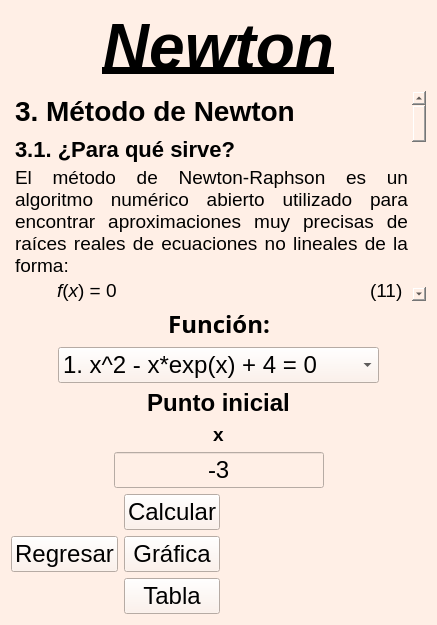
First picture: the form in Newton.ui, repository ikababiz/Proyecto-Metodos-Numericos-I, before the edit.
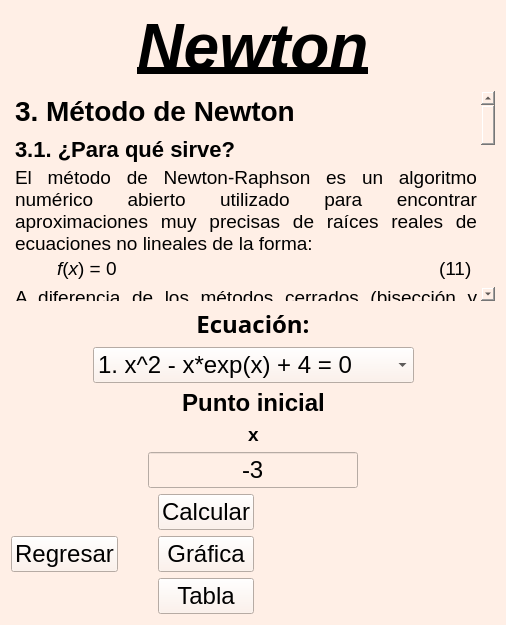
Second picture: the form after the edit. Icons and pictures are not drawn.

Commit message: Correción de función- -> ecuación

Diff of the .ui file:
```diff
--- a/Newton.ui
+++ b/Newton.ui
@@ -6,7 +6,7 @@
    <rect>
     <x>0</x>
     <y>0</y>
-    <width>421</width>
+    <width>506</width>
     <height>625</height>
    </rect>
   </property>
@@ -161,7 +161,7 @@
         </font>
        </property>
        <property name="text">
-        <string>&lt;html&gt;&lt;head/&gt;&lt;body&gt;&lt;p align=&quot;center&quot;&gt;Función:&lt;/p&gt;&lt;/body&gt;&lt;/html&gt;</string>
+        <string>&lt;html&gt;&lt;head/&gt;&lt;body&gt;&lt;p align=&quot;center&quot;&gt;Ecuación:&lt;/p&gt;&lt;/body&gt;&lt;/html&gt;</string>
        </property>
       </widget>
      </item>
```
Left out of the diff: 2 changed lines with no effect on the pictures. The commit also changes 3 other files.
